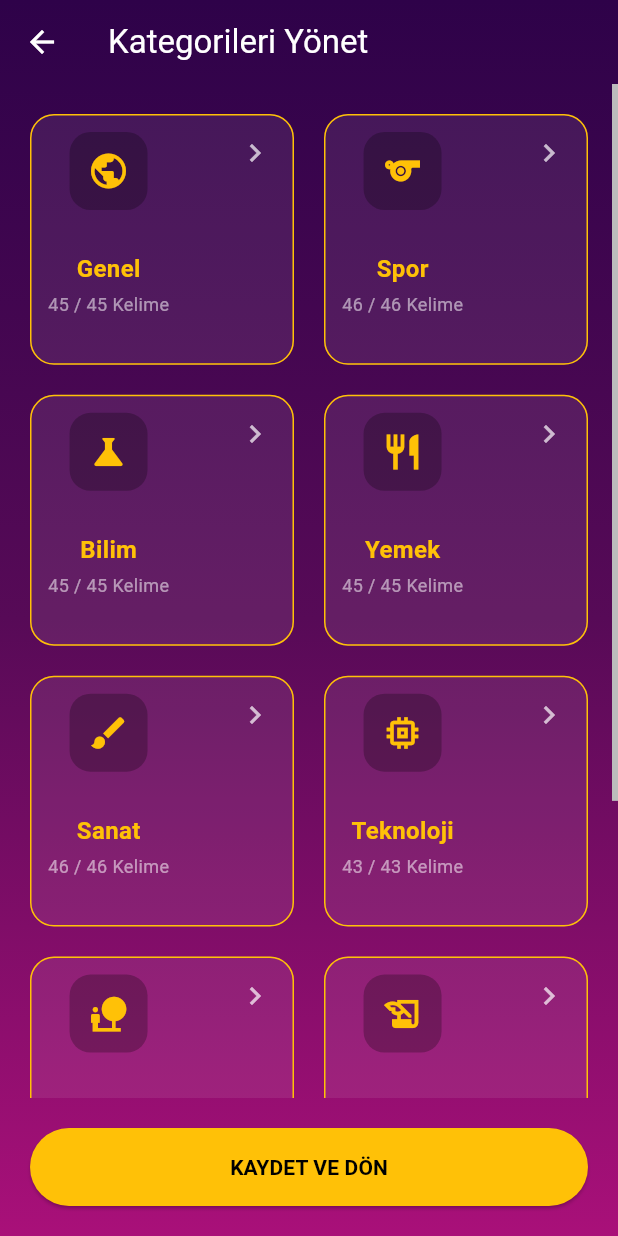
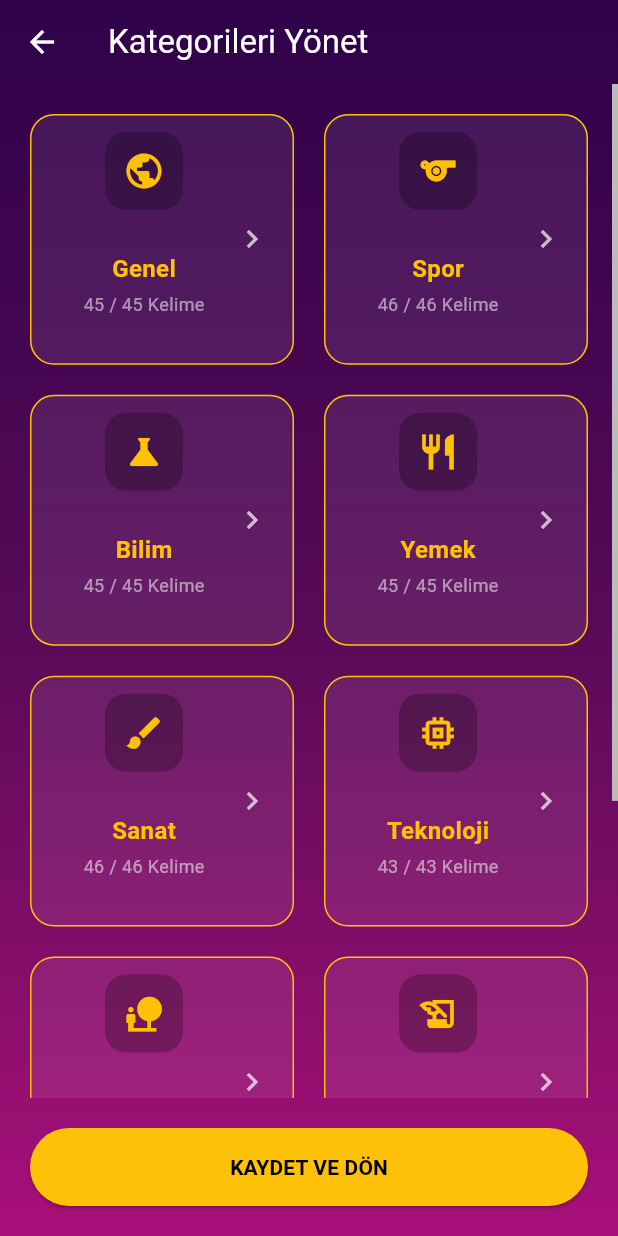
Before and after one commit to dogukan0055/taboo, a Flutter app: the CategoryManagementScreen screen opened directly, on a phone screen of 412 x 824 dp. Run offline on Flutter 3.47's test engine with Material 3 defaults, Android fonts, the phone set to English and light mode, and no system bars; our stand-ins replace audioplayers, lottie, share_plus, shared_preferences; accounts and stored records are empty; project files that could hold a hidden picture were left out.

Commit message:
Update category_management.dart

```diff
--- a/onu_soyleyemiyoruz/lib/sections/category_management.dart
+++ b/onu_soyleyemiyoruz/lib/sections/category_management.dart
@@ -230,8 +230,14 @@ class _CategoryCard extends StatelessWidget {
             final double countSize = compact ? 10 : 12;
             return Stack(
               children: [
-                Padding(
-                  padding: EdgeInsets.all(compact ? 10 : 12),
+                Positioned.fill(
+                  child: Padding(
+                    padding: EdgeInsets.fromLTRB(
+                      compact ? 10 : 12,
+                      compact ? 10 : 12,
+                      compact ? 34 : 36,
+                      compact ? 10 : 12,
+                    ),
                     child: Column(
                       children: [
                         Container(
@@ -289,9 +295,11 @@ class _CategoryCard extends StatelessWidget {
                       ],
                     ),
                   ),
-                Positioned(
-                  top: 2,
-                  right: 2,
+                ),
+                Align(
+                  alignment: Alignment.centerRight,
+                  child: Padding(
+                    padding: const EdgeInsets.only(right: 4),
                     child: IconButton(
                       icon: const Icon(
                         Icons.chevron_right,
@@ -300,6 +308,7 @@ class _CategoryCard extends StatelessWidget {
                       padding: EdgeInsets.zero,
                       constraints: const BoxConstraints(),
                       onPressed: onOpen,
+                    ),
                   ),
                 ),
               ],
```
Lines whose indentation alone changed are shown as unchanged.
